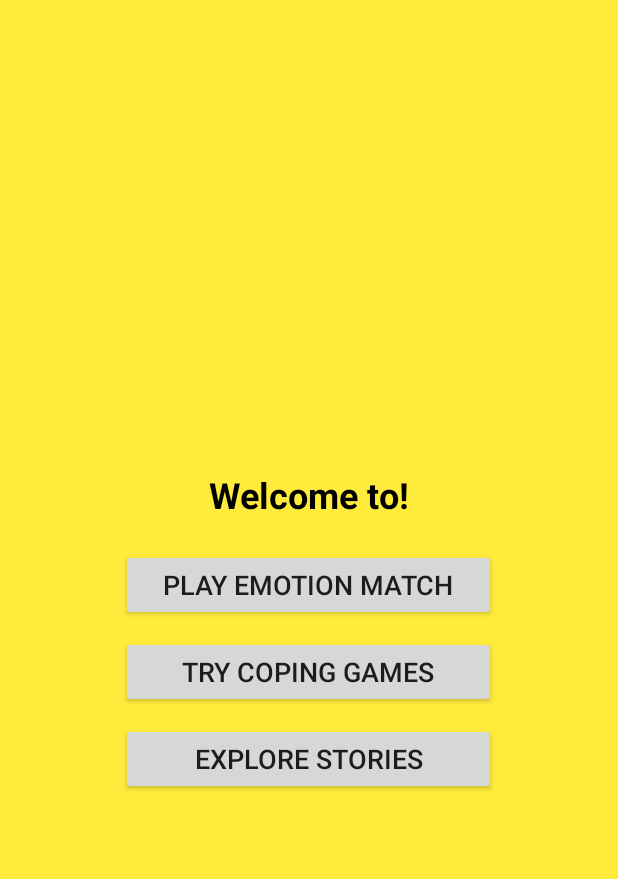
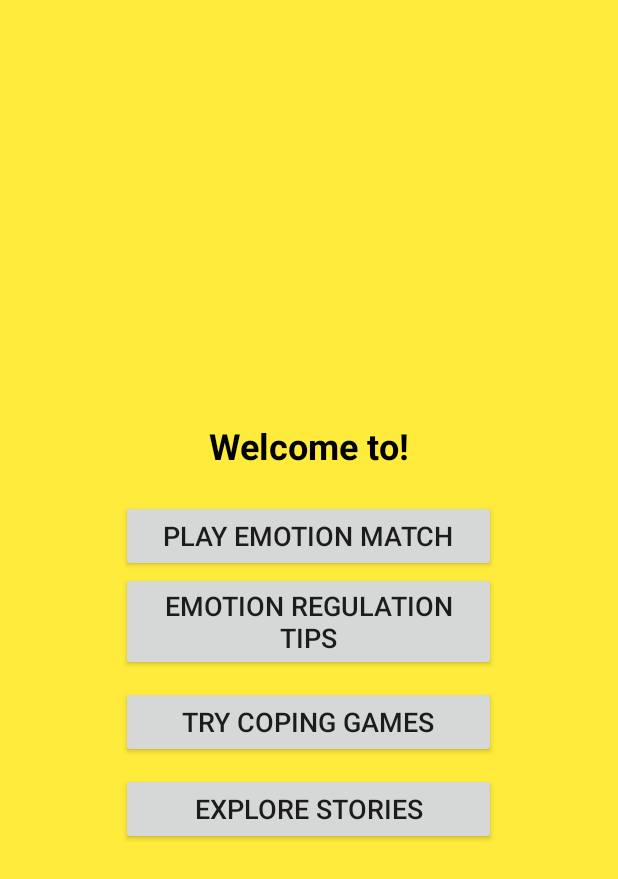
Before and after one commit to noeliarozado/FeelingsExplorer, an Android app built with Jetpack Compose: the screen it shows after launch (MainActivity), on a phone screen of 412 x 824 dp. Shown: the top 879 px of the screen. Run offline under Robolectric (Android 15) with nearby library versions, the phone set to English and light mode, and no system bars.

Commit message:
Create Emotion regulation tips Activity

```diff
--- a/app/src/main/res/layout/activity_main.xml
+++ b/app/src/main/res/layout/activity_main.xml
@@ -24,6 +24,13 @@
         android:textSize="18sp"/>
 
     <Button
+        android:id="@+id/btnEmotionRegulation"
+        android:layout_width="250dp"
+        android:layout_height="wrap_content"
+        android:text="Emotion Regulation Tips"
+        android:textSize="18sp"/>
+
+    <Button
         android:id="@+id/btnCopingGames"
         android:layout_width="250dp"
         android:layout_height="wrap_content"
```
